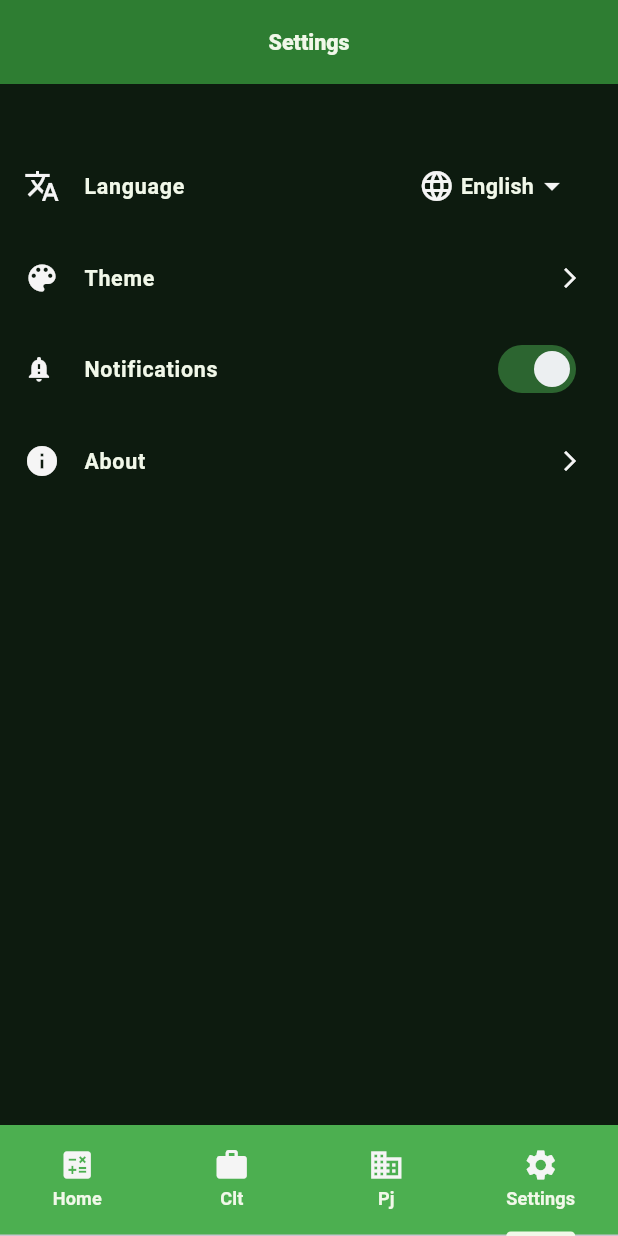
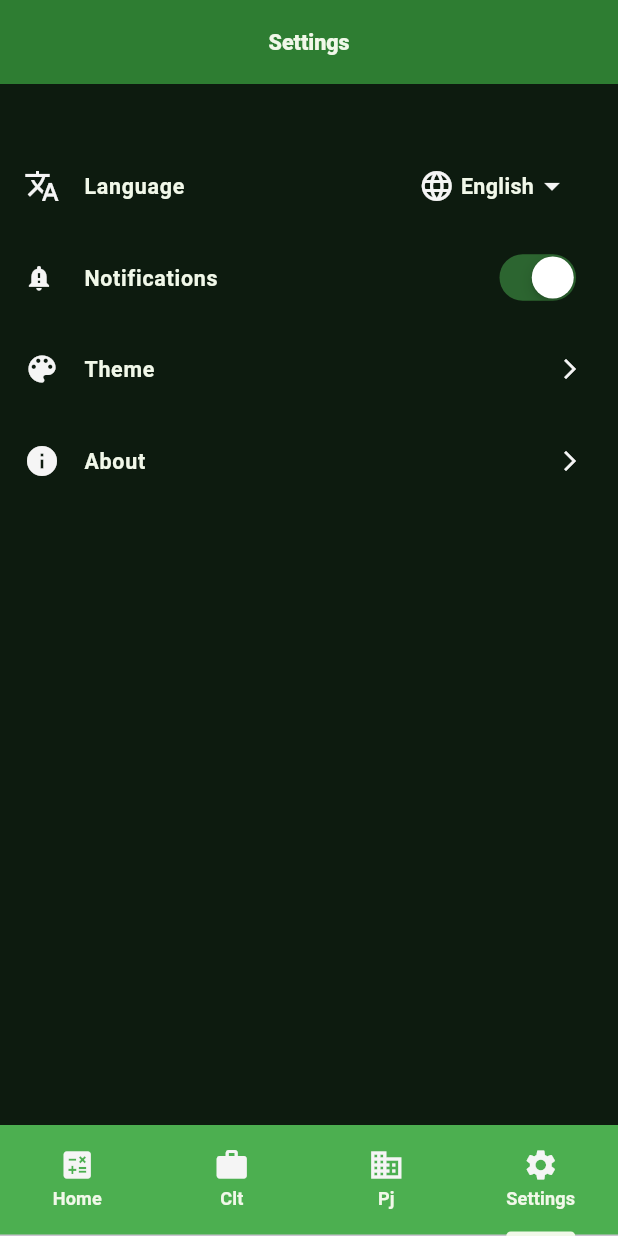
Before and after one commit to Victor-Zarzar/cltvspj, a Flutter app: the screen it shows after launch, item 4 of the bottom bar chosen, on a phone screen of 412 x 824 dp. Run offline on Flutter 3.47's test engine with Material 3 defaults, Android fonts, the phone set to English and light mode, and no system bars; our stand-ins replace easy_localization, fl_chart, flutter_local_notifications, flutter_masked_text2, flutter_modular, flutter_secure_storage and 5 more; accounts and stored records are empty.

Commit message:
Add new page about and update settings

```diff
--- a/lib/controller/calculator_controller.dart
+++ b/lib/controller/calculator_controller.dart
@@ -56,6 +56,8 @@ class CalculatorController extends ChangeNotifier {
   double get benefits => model.benefits;
 
   double get inss => model.salaryPj * model.inssPj;
+
+  double get accountantFee => model.accountantFee;
 
   double get totalClt {
     final inss = calculateInss(model.salaryClt);
--- a/lib/utils/chart_data_helper.dart
+++ b/lib/utils/chart_data_helper.dart
@@ -7,6 +7,7 @@ class ChartDataHelper {
     required double difference,
     required double benefits,
     required double inss,
+    required double accountantFee,
   }) {
     return {
       'CLT': cltNet,
@@ -14,6 +15,7 @@ class ChartDataHelper {
       'difference'.tr(): difference,
       'benefits'.tr(): benefits,
       'inss'.tr(): inss,
+      'accountant'.tr(): accountantFee,
     };
   }
 }
--- a/lib/views/settings_page.dart
+++ b/lib/views/settings_page.dart
@@ -7,6 +7,7 @@ import 'package:cltvspj/features/theme_provider.dart';
 import 'package:cltvspj/views/about_page.dart';
 import 'package:cltvspj/views/theme_page.dart';
 import 'package:easy_localization/easy_localization.dart';
+import 'package:flutter/cupertino.dart';
 import 'package:flutter/foundation.dart';
 import 'package:flutter/material.dart';
 import 'package:google_fonts/google_fonts.dart';
@@ -147,6 +148,33 @@ class _SettingsPageState extends State<SettingsPage> {
                     ),
                   ),
                   const SizedBox(height: 5),
+                  if (!kIsWeb)
+                    ListTile(
+                      leading: Icon(
+                        color: IconColor.primaryColor,
+                        Icons.notification_important,
+                        semanticLabel: 'about_icon'.tr(),
+                        size: 20,
+                      ),
+                      title: Text(
+                        'notifications'.tr(),
+                        style: context.bodyMediumFont,
+                      ),
+                      trailing: CupertinoSwitch(
+                        value: notificationController.notificationsEnabled,
+                        onChanged: notificationController.toggleNotifications,
+                        activeTrackColor: notifier.isDark
+                            ? SwitchColor.darkInactiveTrack
+                            : SwitchColor.activeThumb.withValues(alpha: 0.5),
+                        inactiveThumbColor: notifier.isDark
+                            ? SwitchColor.fiveColor
+                            : SwitchColor.fourthColor,
+                        inactiveTrackColor: notifier.isDark
+                            ? SwitchColor.inactiveThumb
+                            : SwitchColor.activeThumb,
+                      ),
+                    ),
+                  const SizedBox(height: 5),
                   ListTile(
                     leading: Icon(
                       Icons.color_lens,
@@ -167,34 +195,6 @@ class _SettingsPageState extends State<SettingsPage> {
                       );
                     },
                   ),
-                  const SizedBox(height: 5),
-                  if (!kIsWeb)
-                    ListTile(
-                      leading: Icon(
-                        color: IconColor.primaryColor,
-                        Icons.notification_important,
-                        semanticLabel: 'about_icon'.tr(),
-                        size: 20,
-                      ),
-                      title: Text(
-                        'notifications'.tr(),
-                        style: context.bodyMediumFont,
-                      ),
-                      trailing: Switch(
-                        value: notificationController.notificationsEnabled,
-                        onChanged: notificationController.toggleNotifications,
-                        activeColor: SwitchColor.inactiveThumb,
-                        inactiveThumbColor: notifier.isDark
-                            ? SwitchColor.fiveColor
-                            : SwitchColor.fourthColor,
-                        activeTrackColor: notifier.isDark
-                            ? SwitchColor.darkInactiveTrack
-                            : SwitchColor.activeThumb.withValues(alpha: 0.5),
-                        inactiveTrackColor: notifier.isDark
-                            ? SwitchColor.inactiveThumb
-                            : SwitchColor.activeThumb,
-                      ),
-                    ),
                   const SizedBox(height: 5),
                   ListTile(
                     leading: Icon(
```
Also changed, not shown: lib/views/about_page.dart (+88 -6 lines), lib/views/components/result_dialog.dart (+7 -0 lines), lib/views/theme_page.dart (+15 -12 lines).
